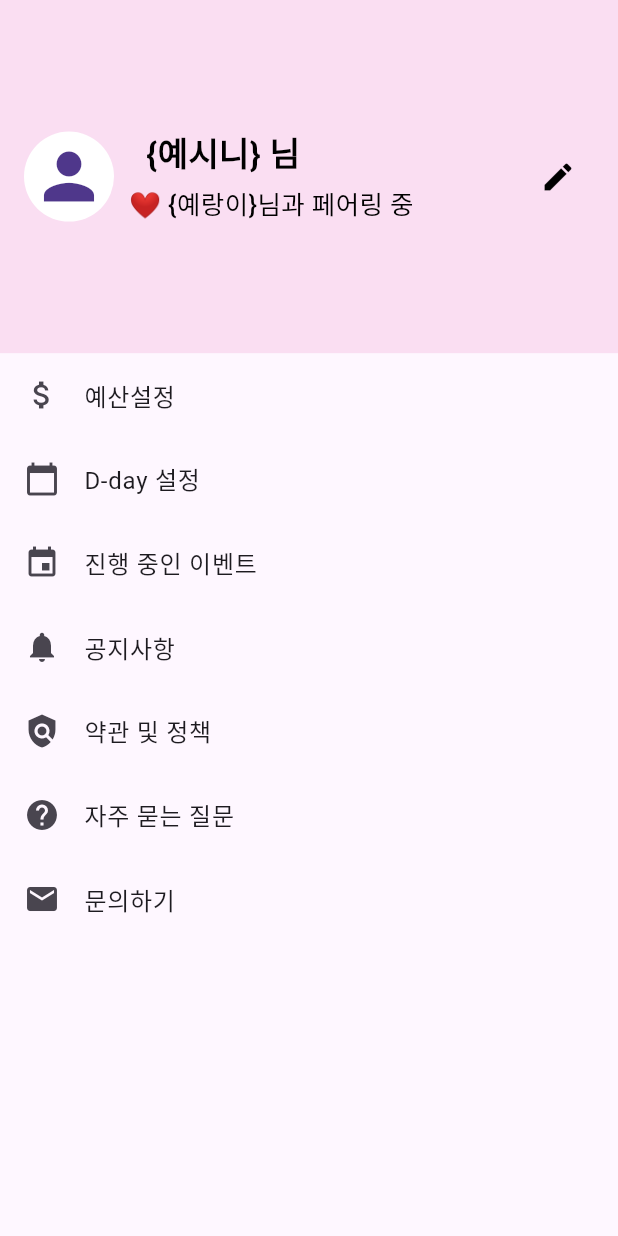
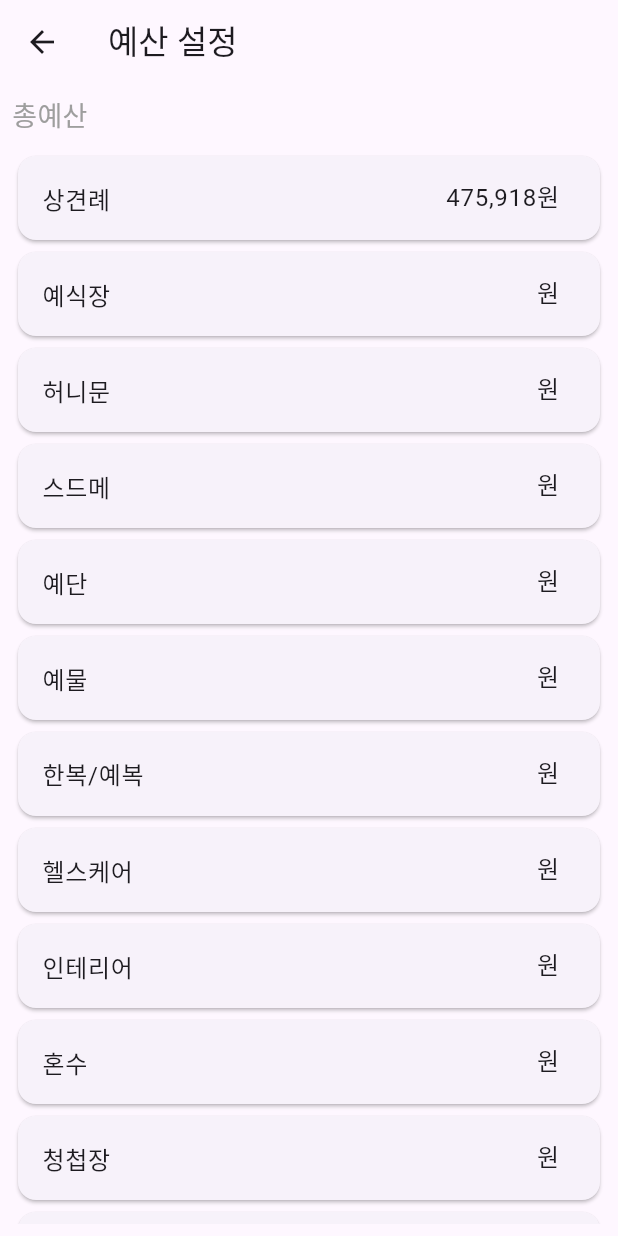
Before and after one commit to hongj0a/weddingApp, a Flutter app: the MyPage screen opened directly, after a tap on "예산설정", on a phone screen of 412 x 824 dp. Run offline on Flutter 3.47's test engine with Material 3 defaults, Android fonts, the phone set to English and light mode, and no system bars; our stand-ins replace flutter_colorpicker, font_awesome_flutter, table_calendar.

Commit message:
added for budget_setting page.

```diff
--- /dev/null
+++ b/lib/screen/budget_setting.dart
@@ -0,0 +1,115 @@
+import 'package:flutter/material.dart';
+
+class BudgetSetting extends StatefulWidget {
+  @override
+  _BudgetSettingState createState() => _BudgetSettingState();
+}
+
+class _BudgetSettingState extends State<BudgetSetting> {
+  final List<Map<String, String>> budgetItems = [
+    {'label': '상견례', 'amount': '475,918'},
+    {'label': '예식장', 'amount': ''},
+    {'label': '허니문', 'amount': ''},
+    {'label': '스드메', 'amount': ''},
+    {'label': '예단', 'amount': ''},
+    {'label': '예물', 'amount': ''},
+    {'label': '한복/예복', 'amount': ''},
+    {'label': '헬스케어', 'amount': ''},
+    {'label': '인테리어', 'amount': ''},
+    {'label': '혼수', 'amount': ''},
+    {'label': '청첩장', 'amount': ''},
+    {'label': '막바지준비', 'amount': ''},
+  ];
+
+  final Map<String, TextEditingController> _controllers = {};
+  final Map<String, FocusNode> _focusNodes = {};
+
+  @override
+  void initState() {
+    super.initState();
+    for (var item in budgetItems) {
+      final amount = item['amount'] ?? ''; // null 체크
+      _controllers[item['label']!] = TextEditingController(text: '$amount원');
+      _focusNodes[item['label']!] = FocusNode();
+    }
+  }
+
+
+  @override
+  void dispose() {
+    for (var controller in _controllers.values) {
+      controller.dispose();
+    }
+    for (var focusNode in _focusNodes.values) {
+      focusNode.dispose();
+    }
+    super.dispose();
+  }
+
+  void _unfocusAllFields() {
+    for (var focusNode in _focusNodes.values) {
+      focusNode.unfocus();
+    }
+  }
+
+  @override
+  Widget build(BuildContext context) {
+    return Scaffold(
+      appBar: AppBar(
+        title: Text('예산 설정'),
+        leading: IconButton(
+          icon: Icon(Icons.arrow_back),
+          onPressed: () {
+            Navigator.pop(context);
+          },
+        ),
+      ),
+      body: GestureDetector(
+        onTap: () {
+          _unfocusAllFields();
+        },
+        child: Padding(
+          padding: const EdgeInsets.all(8.0),
+          child: Column(
+            crossAxisAlignment: CrossAxisAlignment.start,
+            children: [
+              Text(
+                '총예산',
+                style: TextStyle(fontSize: 18.0, color: Colors.grey),
+              ),
+              SizedBox(height: 10),
+              Expanded(
+                child: ListView.builder(
+                  itemCount: budgetItems.length,
+                  itemBuilder: (context, index) {
+                    final item = budgetItems[index];
+                    return Card(
+                      child: ListTile(
+                        title: Text(item['label'] ?? ''),
+                        trailing: SizedBox(
+                          width: 100,
+                          child: TextFormField(
+                            controller: _controllers[item['label']],
+                            focusNode: _focusNodes[item['label']],
+                            decoration: InputDecoration(
+                                border: InputBorder.none,
+                            ),
+                            keyboardType: TextInputType.number,
+                            textAlign: TextAlign.end,
+                            onTap: () {
+                              _focusNodes[item['label']]!.requestFocus();
+                            },
+                          ),
+                        ),
+                      ),
+                    );
+                  },
+                ),
+              ),
+            ],
+          ),
+        ),
+      ),
+    );
+  }
+}
--- a/lib/screen/my_page.dart
+++ b/lib/screen/my_page.dart
@@ -1,5 +1,7 @@
 import 'package:flutter/material.dart';
+import 'package:smart_wedding/screen/budget_setting.dart';
 import 'package:smart_wedding/screen/d_day_management.dart';
+import 'package:smart_wedding/screen/notice_list.dart';
 import 'package:smart_wedding/screen/profile_edit.dart';
 
 class MyPage extends StatelessWidget {
@@ -68,7 +70,12 @@ class MyPage extends StatelessWidget {
                 ListTile(
                   leading: Icon(Icons.attach_money),
                   title: Text('예산설정'),
-                  onTap: () {},
+                  onTap: () {
+                    Navigator.push(
+                      context,
+                      MaterialPageRoute(builder: (context) => BudgetSetting()),
+                    );
+                  },
                 ),
                 ListTile(
                   leading: Icon(Icons.calendar_today),
@@ -88,7 +95,12 @@ class MyPage extends StatelessWidget {
                 ListTile(
                   leading: Icon(Icons.notifications),
                   title: Text('공지사항'),
-                  onTap: () {},
+                  onTap: () {
+                    Navigator.push(
+                      context,
+                      MaterialPageRoute(builder: (context) => NoticeList()),
+                    );
+                  },
                 ),
                 ListTile(
                   leading: Icon(Icons.policy),
```
Also changed, not shown: lib/screen/notice_list.dart (added, +44 -0 lines).
